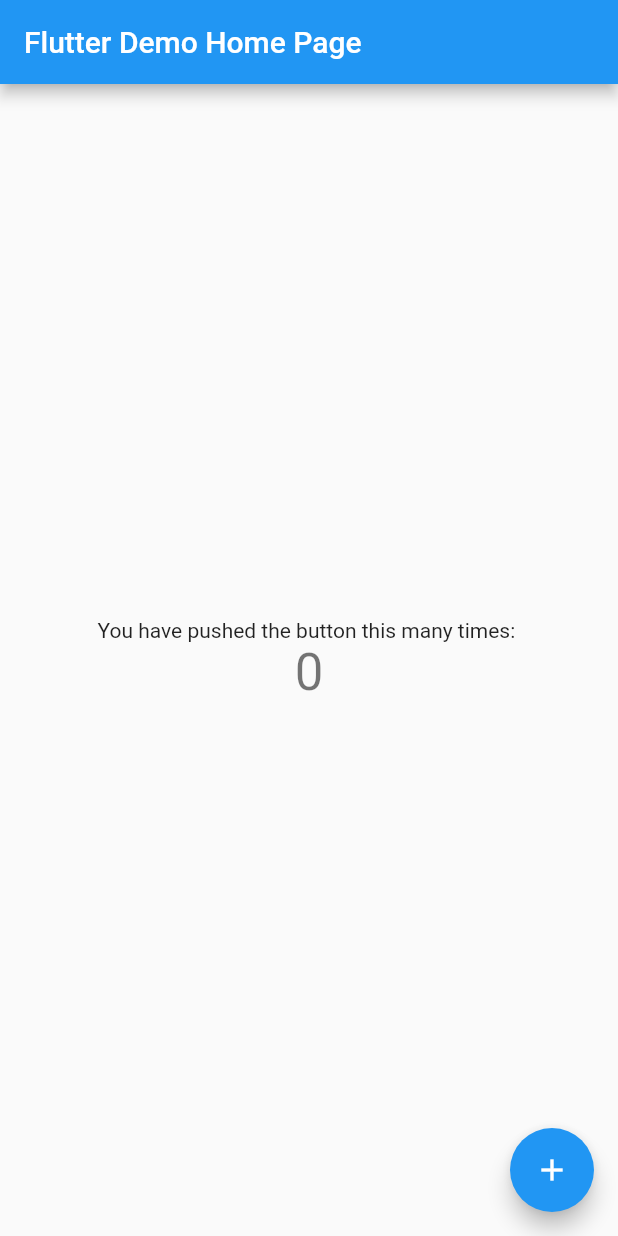
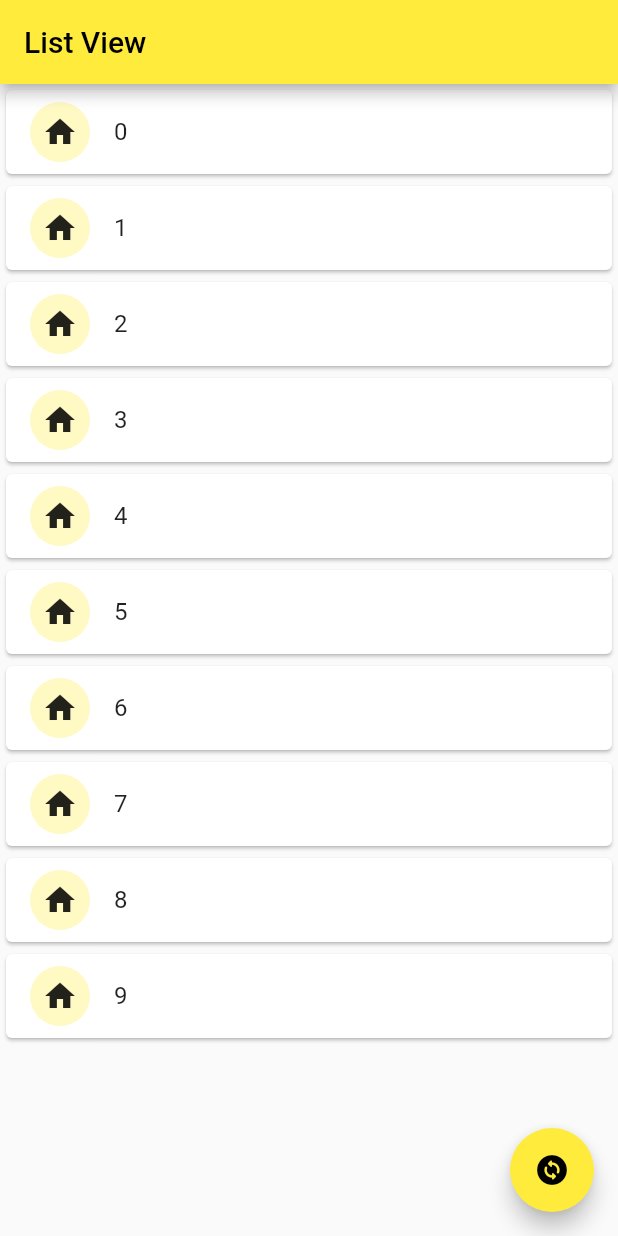
Before and after one commit to AnouskaJ/kzilla_task2, a Flutter app: the screen it shows after launch, on a phone screen of 412 x 824 dp. Run offline on Flutter 3.47's test engine with Material 2 defaults, Android fonts, the phone set to English and light mode, and no system bars.

Commit message:
First Commit

```diff
--- a/lib/main.dart
+++ b/lib/main.dart
@@ -1,7 +1,7 @@
 import 'package:flutter/material.dart';
+import 'dart:math';
 
 void main() {
-  WidgetsFlutterBinding.ensureInitialized();
   runApp(const MyApp());
 }
 
@@ -12,11 +12,11 @@ class MyApp extends StatelessWidget {
   @override
   Widget build(BuildContext context) {
     return MaterialApp(
-      title: 'Flutter Demo',
+      title: 'SRMKZILLA',
       theme: ThemeData(
-        primarySwatch: Colors.blue,
+        primarySwatch: Colors.yellow,
       ),
-      home: const MyHomePage(title: 'Flutter Demo Home Page'),
+      home: const MyHomePage(title: 'List Project'),
     );
   }
 }
@@ -31,39 +31,40 @@ class MyHomePage extends StatefulWidget {
 }
 
 class _MyHomePageState extends State<MyHomePage> {
-  int _counter = 0;
-
-  void _incrementCounter() {
+  int item_count = 10;
+  void changecount() {
     setState(() {
-      _counter++;
+      // This call to setState tells the Flutter framework that something has
+      // changed in this State, which causes it to rerun the build method below
+      // so that the display can reflect the updated values.
+      Random random = new Random();
+      int randomNumber = random.nextInt(100);
+      item_count = randomNumber;
     });
   }
 
   @override
   Widget build(BuildContext context) {
     return Scaffold(
-      appBar: AppBar(
-        title: Text(widget.title),
-      ),
-      body: Center(
-        child: Column(
-          mainAxisAlignment: MainAxisAlignment.center,
-          children: <Widget>[
-            const Text(
-              'You have pushed the button this many times: ',
-            ),
-            Text(
-              '$_counter',
-              style: Theme.of(context).textTheme.headline4,
-            ),
-          ],
+      appBar: AppBar(title: Text("List View")),
+      body: SafeArea(
+        child: ListView.builder(
+          itemCount: item_count,
+          itemBuilder: ((context, index) {
+            return Card(
+                child: ListTile(
+                    leading: const CircleAvatar(
+                      child: Icon(Icons.home),
+                    ),
+                    title: Text(index.toString())));
+          }),
         ),
       ),
       floatingActionButton: FloatingActionButton(
-        onPressed: _incrementCounter,
-        tooltip: 'Increment',
-        child: const Icon(Icons.add),
-      ), // This trailing comma makes auto-formatting nicer for build methods.
+        onPressed: changecount,
+        tooltip: "Change the range",
+        child: const Icon(Icons.change_circle_rounded),
+      ),
     );
   }
 }
```
